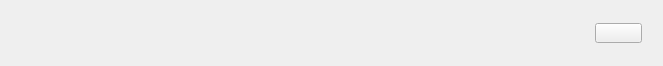
The window that ui/ukliw.ui (UbuntuKylin/kylin-software-center) describes before a commit, drawn with Qt 5.
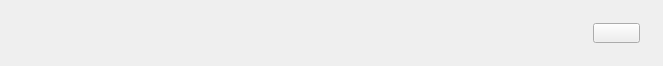
The same window after the commit.

The edit to the form file:
```diff
--- a/ui/ukliw.ui
+++ b/ui/ukliw.ui
@@ -68,7 +68,7 @@
   <widget class="QPushButton" name="btn">
    <property name="geometry">
     <rect>
-     <x>595</x>
+     <x>593</x>
      <y>23</y>
      <width>47</width>
      <height>20</height>
```
Left out of the diff: 26 changed lines with no effect on the pictures.
